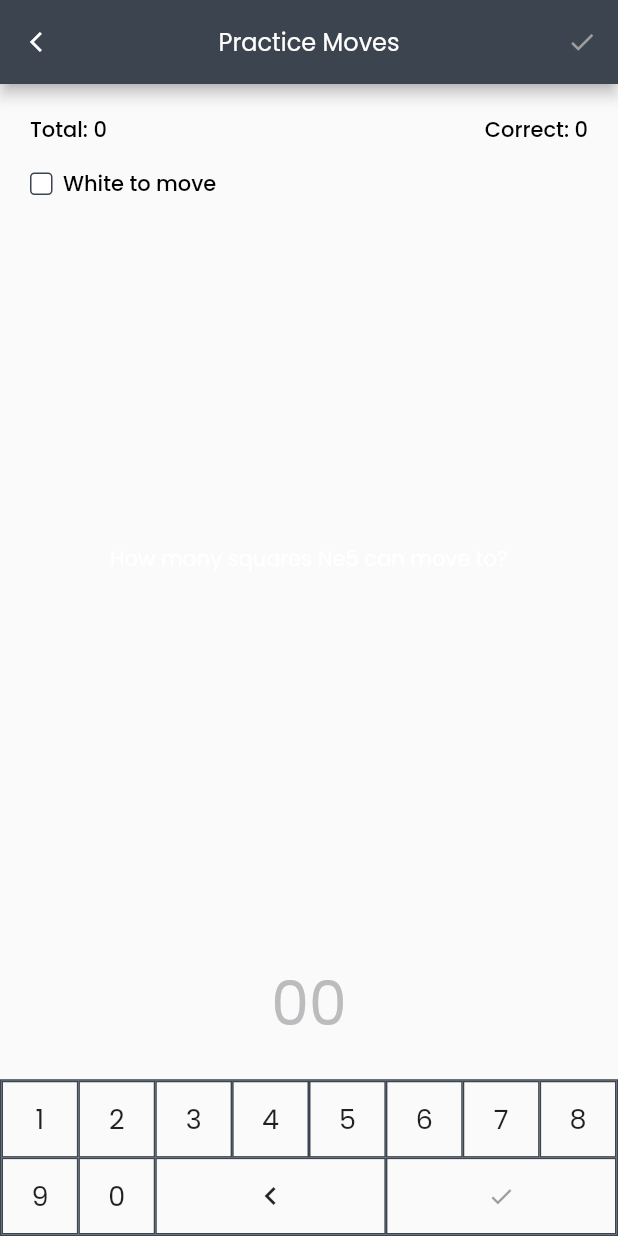
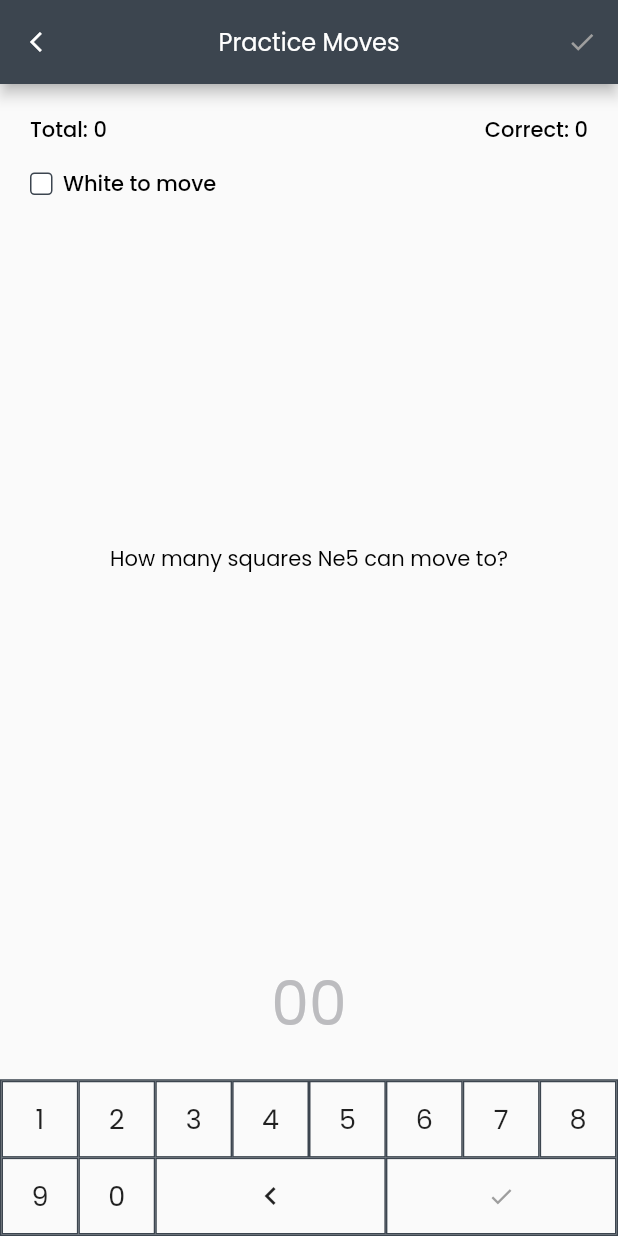
Before and after one commit to dipanshparmar/blindfold-chess, a Flutter app: the PracticeMovesGameplayPage screen opened by its route, on a phone screen of 412 x 824 dp. Run offline on Flutter 3.47's test engine with Material 2 defaults, Android fonts, the phone set to English and light mode, and no system bars; our stand-ins replace flutter_svg, shared_preferences, sliver_tools, syncfusion_flutter_sliders; missing offline and left inert: syncfusion_flutter_core; accounts and stored records are empty.

Commit message:
updated color

```diff
--- a/lib/pages/practice_moves_gameplay_page.dart
+++ b/lib/pages/practice_moves_gameplay_page.dart
@@ -338,7 +338,7 @@ class _PracticeMovesGameplayPageState extends State<PracticeMovesGameplayPage> {
                               Theme.of(context).textTheme.bodyMedium!.copyWith(
                                     color: themeProvider.isDark()
                                         ? kLightColorDarkTheme
-                                        : kLightColor,
+                                        : kDarkColor,
                                   ),
                         ),
                       ),
```
